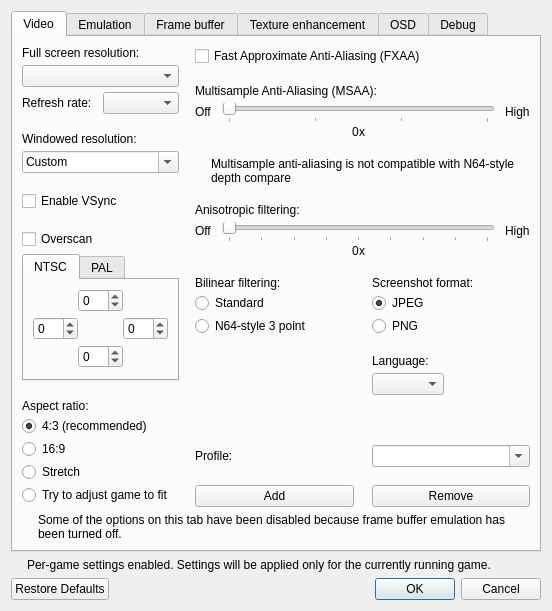
First picture: the form in src/GLideNUI/configDialog.ui, repository gonetz/GLideN64, before the edit.
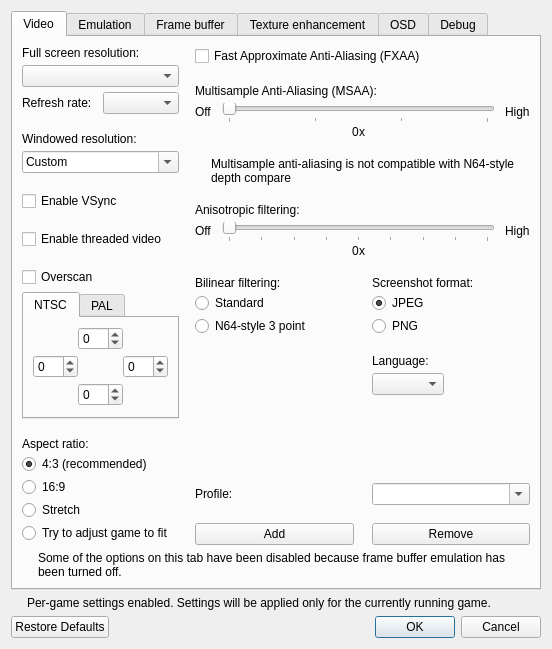
Second picture: the form after the edit. Icons and pictures are not drawn.

Commit message: Added toggle for threaded video to GLideNUI

```diff
--- a/src/GLideNUI/configDialog.ui
+++ b/src/GLideNUI/configDialog.ui
@@ -160,6 +160,16 @@
              </property>
             </widget>
            </item>
+           <item>
+            <widget class="QCheckBox" name="vThreadedVideoCheckBox">
+             <property name="toolTip">
+              <string>&lt;html&gt;&lt;head/&gt;&lt;body&gt;&lt;p&gt;Threaded video can improve performance with poor OpenGL drivers at the cost of very marginal input lag, usually less than half a frame&lt;/p&gt;&lt;p&gt;[Recommended: &lt;span style=&quot; font-style:italic;&quot;&gt;Usually off, unless there are performance issues.&lt;/span&gt;]&lt;/p&gt;&lt;/body&gt;&lt;/html&gt;</string>
+             </property>
+             <property name="text">
+              <string>Enable threaded video</string>
+             </property>
+            </widget>
+           </item>
            <item>
             <widget class="QFrame" name="overscanFrame">
              <property name="minimumSize">
```
The commit also changes 3 other files.
